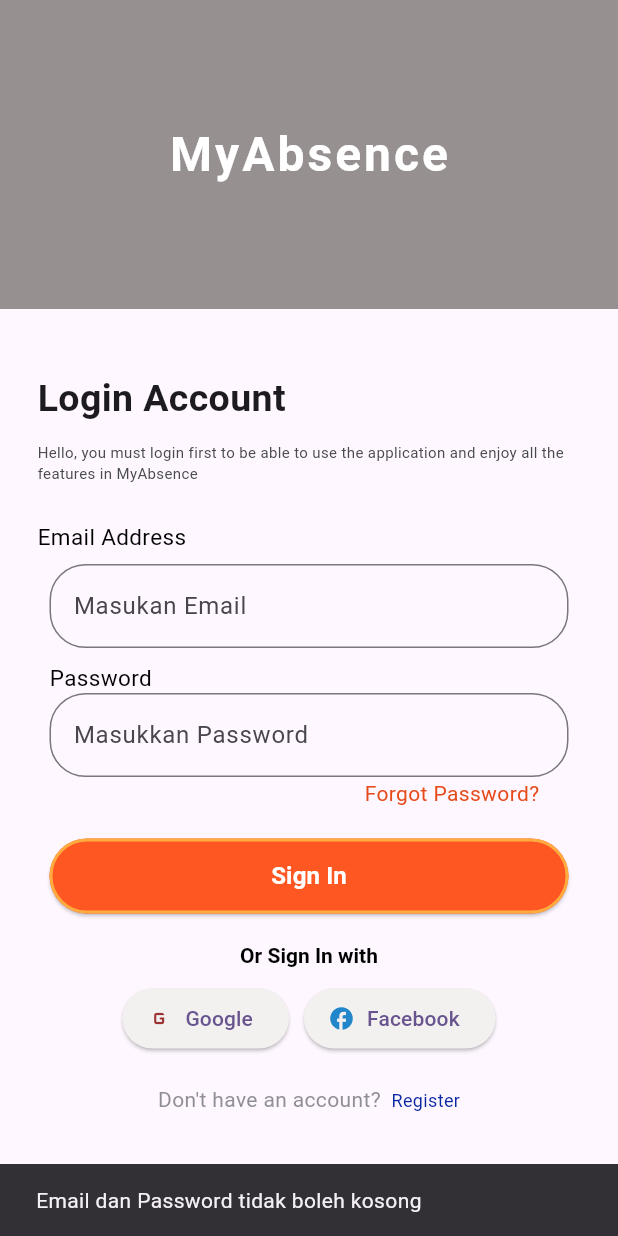
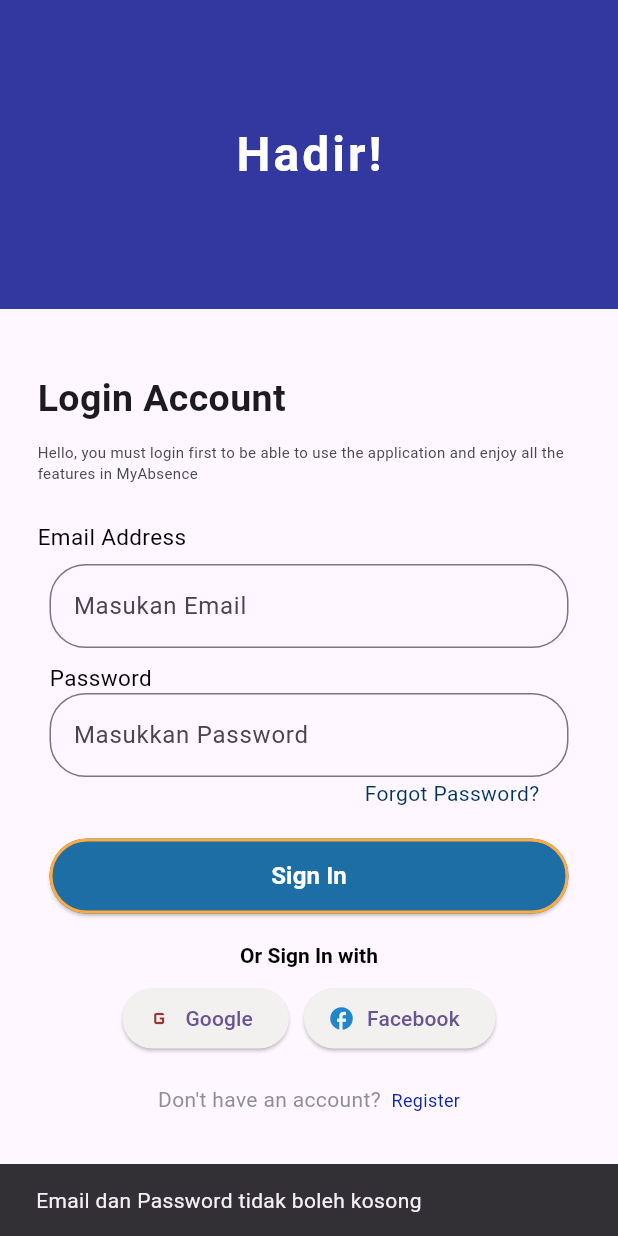
Before and after one commit to HanaDulSet-123/aplikasiAbsen, a Flutter app: the screen it shows after launch, after a tap on "Sign In", on a phone screen of 412 x 824 dp. Run offline on Flutter 3.47's test engine with Material 3 defaults, Android fonts, the phone set to English and light mode, and no system bars; our stand-ins replace fl_chart, shared_preferences, sqflite; accounts and stored records are empty; Roboto replaces fonts that are missing (Poppins_Bold, Poppins_Regular).

Commit message:
Update login_screen.dart

```diff
--- a/lib/views/login_screen.dart
+++ b/lib/views/login_screen.dart
@@ -1,10 +1,10 @@
-import 'package:flutter/gestures.dart';
-import 'package:flutter/material.dart';
 import 'package:apk_absen/dashboard/buttom_nav.dart';
+import 'package:apk_absen/extension/navigation.dart';
 import 'package:apk_absen/preference/login.dart';
 import 'package:apk_absen/sqflite/db_helper.dart';
 import 'package:apk_absen/views/register_screen.dart';
-import 'package:apk_absen/extension/navigation.dart';
+import 'package:flutter/gestures.dart';
+import 'package:flutter/material.dart';
 
 class Login extends StatefulWidget {
   const Login({super.key});
@@ -36,6 +36,21 @@ class _MyWidgetState extends State<Login> {
     final userData = await DbHelper.loginUser(email, password);
     if (userData != null) {
       ScaffoldMessenger.of(context).showSnackBar(
+        SnackBar(
+          content: Row(
+            children: [
+              CircleAvatar(
+                radius: 18,
+                backgroundImage: userData.foto != null
+                    ? NetworkImage(userData.foto!)
+                    : const AssetImage("assets/images/sekulbg.png")
+                          as ImageProvider,
+              ),
+            ],
+          ),
+        ),
+      );
+      ScaffoldMessenger.of(context).showSnackBar(
         SnackBar(content: Text("Selamat datang, ${userData.nama}")),
       );
       PreferenceHandler.saveLogin(userData.id!, userData.email, userData.nama);
@@ -56,10 +71,10 @@ class _MyWidgetState extends State<Login> {
           children: [
             Container(
               height: MediaQuery.of(context).size.height * 0.25,
-              color: const Color.fromARGB(255, 150, 144, 144),
+              color: const Color(0xFF3338A0),
               alignment: Alignment.center,
               child: const Text(
-                'MyAbsence',
+                'Hadir!',
                 style: TextStyle(
                   fontSize: 32,
                   fontWeight: FontWeight.bold,
@@ -68,6 +83,11 @@ class _MyWidgetState extends State<Login> {
                 ),
               ),
             ),
+            // CircleAvatar(
+            //   radius: 18,
+            //   backgroundImage:
+            //       AssetImage("assets/images/hadir.png") as ImageProvider,
+            // ),
             Padding(
               padding: const EdgeInsets.all(25),
               child: Column(
@@ -151,7 +171,9 @@ class _MyWidgetState extends State<Login> {
                             padding: const EdgeInsets.only(left: 210),
                             child: Text(
                               "Forgot Password?",
-                              style: TextStyle(color: Colors.deepOrange[700]),
+                              style: TextStyle(
+                                color: const Color.fromARGB(255, 3, 53, 92),
+                              ),
                             ),
                           ),
                           const SizedBox(height: 20),
@@ -160,7 +182,7 @@ class _MyWidgetState extends State<Login> {
                             height: 50,
                             child: ElevatedButton(
                               style: ElevatedButton.styleFrom(
-                                backgroundColor:  Colors.deepOrange,
+                                backgroundColor: const Color(0xFF1C6EA4),
                                 side: const BorderSide(
                                   color: Colors.orangeAccent,
                                   width: 2,
@@ -171,7 +193,9 @@ class _MyWidgetState extends State<Login> {
                               ),
                               onPressed: login,
                               child: isLoading
-                                ? const CircularProgressIndicator(color: Colors.white)
+                                  ? const CircularProgressIndicator(
+                                      color: Colors.white,
+                                    )
                                   : const Text(
                                       "Sign In",
                                       style: TextStyle(
@@ -243,7 +267,12 @@ class _MyWidgetState extends State<Login> {
                               TextSpan(
                                 text: "Don't have an account? ",
                                 style: TextStyle(
-                                  color: const Color.fromARGB(182, 100, 100, 106),
+                                  color: const Color.fromARGB(
+                                    182,
+                                    100,
+                                    100,
+                                    106,
+                                  ),
                                   fontFamily: "Poppins_Regular",
                                   fontWeight: FontWeight.w400,
                                 ),
@@ -256,7 +285,12 @@ class _MyWidgetState extends State<Login> {
                                     text: " Register",
                                     style: TextStyle(
                                       fontSize: 12,
-                                      color: const Color.fromARGB(255, 11, 39, 164),
+                                      color: const Color.fromARGB(
+                                        255,
+                                        11,
+                                        39,
+                                        164,
+                                      ),
                                       fontFamily: "Poppins_Bold",
                                     ),
                                   ),
```
Lines whose indentation alone changed are shown as unchanged.
